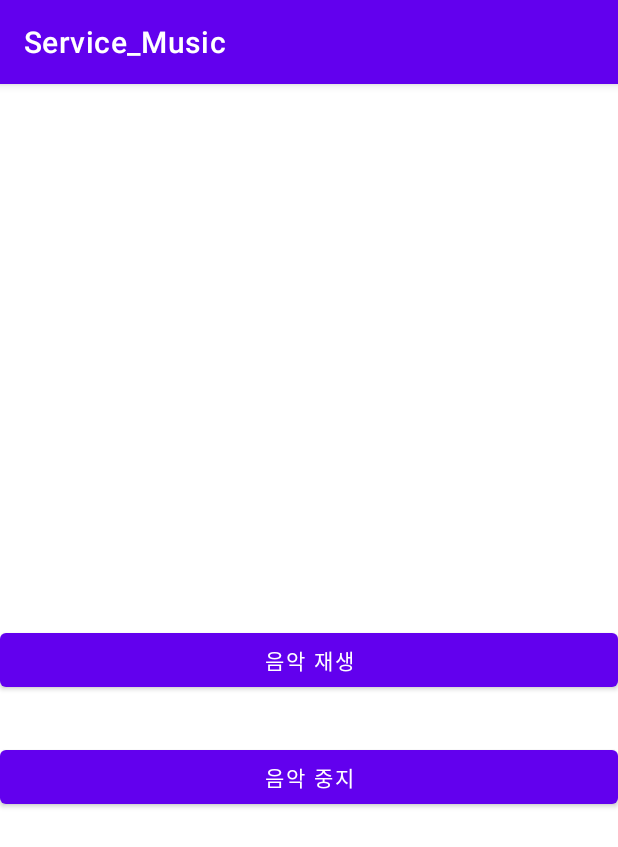
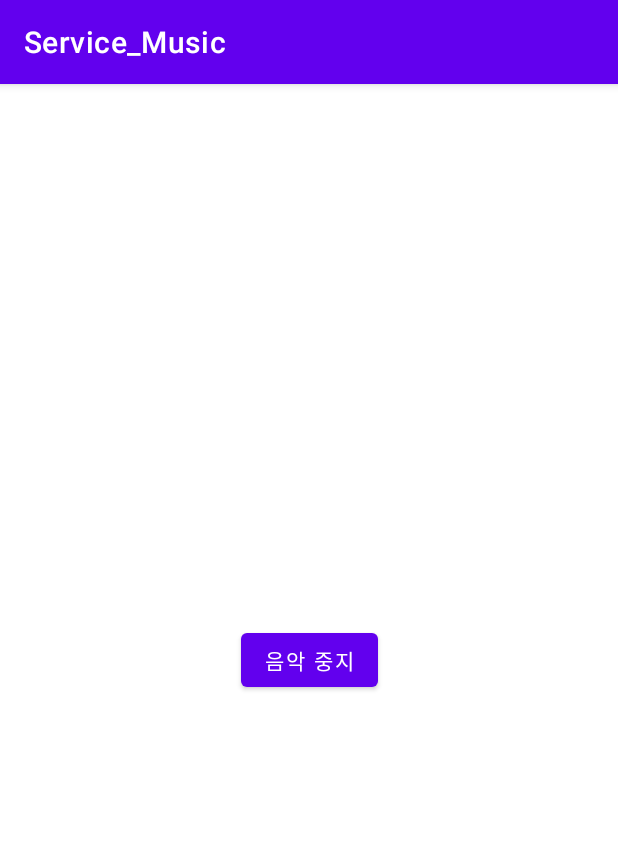
Before and after one commit to ymjlabMax/Music_service, an Android app: the screen it shows after launch (MainActivity), after a tap on "음악 재생", on a phone screen of 412 x 824 dp. Shown: the top 847 px of the screen. Run offline under Robolectric (Android 15) with nearby library versions, the phone set to English and light mode, and no system bars.

Commit message:
음악 실행시 재생버튼 사라지게 함

```diff
--- a/app/src/main/java/com/example/service_music/MainActivity.java
+++ b/app/src/main/java/com/example/service_music/MainActivity.java
@@ -2,6 +2,8 @@ package com.example.service_music;
 
 import androidx.appcompat.app.AppCompatActivity;
 
+import android.animation.Animator;
+import android.animation.AnimatorListenerAdapter;
 import android.content.Intent;
 import android.os.Bundle;
 import android.util.Log;
@@ -33,6 +35,7 @@ public class MainActivity extends AppCompatActivity {
                 Toast.makeText(MainActivity.this, "음악을 재생합니다", Toast.LENGTH_SHORT).show();
 
                 Log.e("메인 엑티티비","서비스 호출" );
+                fadeShow(play_btn,stop_btn );
             }
         });
 
@@ -43,9 +46,22 @@ public class MainActivity extends AppCompatActivity {
                 stopService(intent);
                 Toast.makeText(MainActivity.this, "음악을 중지합니다.", Toast.LENGTH_SHORT).show();
                 Log.e("메인 엑티티비","음악 멈춤" );
+                fadeShow(stop_btn, play_btn);
             }
         });
 
 
     }
+
+    private void fadeShow(View gone, View visible){
+        visible.setVisibility(View.VISIBLE);
+        visible.setAlpha(0f);
+        visible.animate().alpha(1f).setDuration(600).setListener(null);
+        gone.animate().alpha(0f).setDuration(600).setListener(new AnimatorListenerAdapter() {
+            @Override
+            public void onAnimationEnd(Animator animation) {
+                gone.setVisibility(View.GONE);
+            }
+        });
+    }
 }
--- a/app/src/main/java/com/example/service_music/MusicService.java
+++ b/app/src/main/java/com/example/service_music/MusicService.java
@@ -62,12 +62,15 @@ public class MusicService extends Service {
 
         startForeground(1, notification);
 
+        //주석 추가
+
 
 
         player = MediaPlayer.create(this, R.raw.music);
         player.setLooping(true);
         player.start();
-        return super.onStartCommand(intent, flags, startId);
+//        return super.onStartCommand(intent, flags, startId);
+        return START_STICKY;
     }
 
    private void createNotificationChannel(){
@@ -75,7 +78,7 @@ public class MusicService extends Service {
            NotificationChannel serviceChannel = new NotificationChannel(
                    CHANNEL_ID,
                    "Foreground Service Channel",
-                   NotificationManager.IMPORTANCE_DEFAULT
+                   NotificationManager.IMPORTANCE_HIGH
            );
 
            NotificationManager manager = getSystemService(NotificationManager.class);
--- a/app/src/main/res/layout/activity_main.xml
+++ b/app/src/main/res/layout/activity_main.xml
@@ -8,7 +8,7 @@
 
     <Button
         android:id="@+id/play_btn"
-        android:layout_width="match_parent"
+        android:layout_width="wrap_content"
         android:layout_height="wrap_content"
         android:text="음악 재생"
         app:layout_constraintStart_toStartOf="parent"
@@ -17,14 +17,14 @@
         app:layout_constraintBottom_toBottomOf="parent"/>
 
     <Button
-        android:id="@+id/stop_btn"
-        android:layout_width="match_parent"
+        android:id="@+id/stop_btn" android:visibility="gone"
+        android:layout_width="wrap_content"
         android:layout_height="wrap_content"
         android:text="음악 중지"
-        android:layout_marginTop="30dp"
         app:layout_constraintStart_toStartOf="parent"
         app:layout_constraintEnd_toEndOf="parent"
-        app:layout_constraintTop_toBottomOf="@id/play_btn"/>
+        app:layout_constraintTop_toTopOf="parent"
+        app:layout_constraintBottom_toBottomOf="parent"/>
 
 
 </androidx.constraintlayout.widget.ConstraintLayout>
```
